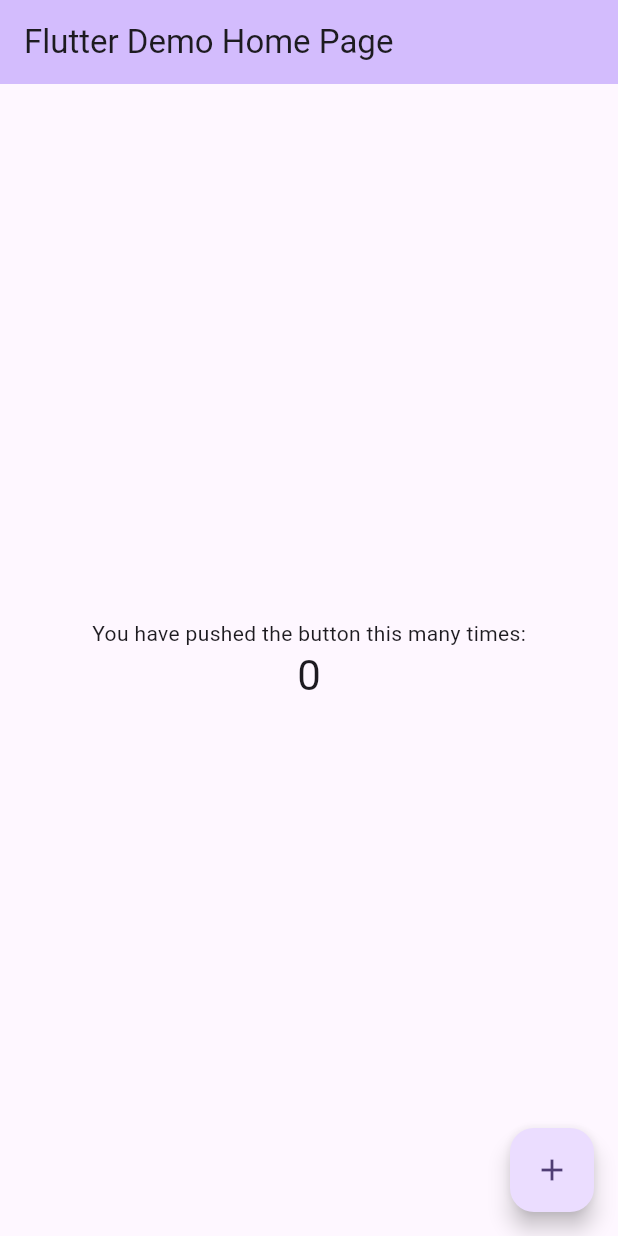
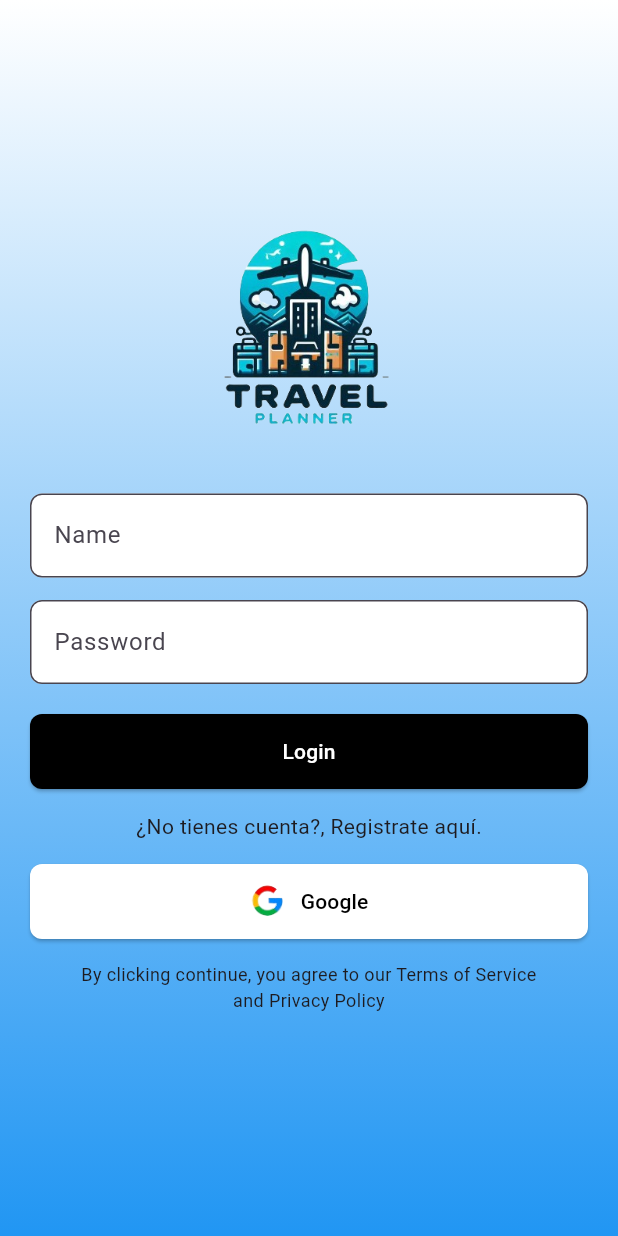
Before and after one commit to AdiGalvan/TRAVEL-PLANNER, a Flutter app: the screen it shows after launch, on a phone screen of 412 x 824 dp. Run offline on Flutter 3.47's test engine with Material 3 defaults, Android fonts, the phone set to English and light mode, and no system bars.

Commit message:
se agrego el codigo del login

```diff
--- /dev/null
+++ b/travel_planner/lib/login_screen.dart
@@ -0,0 +1,124 @@
+import 'package:flutter/material.dart';
+
+class LoginScreen extends StatelessWidget {
+  final _formKey = GlobalKey<FormState>();
+
+  @override
+  Widget build(BuildContext context) {
+    return Scaffold(
+      body: Container(
+        decoration: BoxDecoration(
+          gradient: LinearGradient(
+            begin: Alignment.topCenter,
+            end: Alignment.bottomCenter,
+            colors: [Colors.white, Colors.blue],
+          ),
+        ),
+        child: Center(
+          child: Padding(
+            padding: const EdgeInsets.all(20.0),
+            child: Form(
+              key: _formKey,
+              child: Column(
+                mainAxisAlignment: MainAxisAlignment.center,
+                children: [
+                  Image.asset(
+                    'assets/logotra.png',
+                    width: 150,
+                    height: 150,
+                  ),
+                  SizedBox(height: 30),
+                  TextFormField(
+                    decoration: InputDecoration(
+                      hintText: 'Name',
+                      fillColor: Colors.white,
+                      filled: true,
+                      border: OutlineInputBorder(
+                        borderRadius: BorderRadius.circular(8),
+                      ),
+                    ),
+                    validator: (value) {
+                      if (value == null || value.isEmpty) {
+                        return 'Please enter your name';
+                      }
+                      return null;
+                    },
+                  ),
+                  SizedBox(height: 15),
+                  TextFormField(
+                    obscureText: true,
+                    decoration: InputDecoration(
+                      hintText: 'Password',
+                      fillColor: Colors.white,
+                      filled: true,
+                      border: OutlineInputBorder(
+                        borderRadius: BorderRadius.circular(8),
+                      ),
+                    ),
+                    validator: (value) {
+                      if (value == null || value.isEmpty) {
+                        return 'Please enter your password';
+                      }
+                      return null;
+                    },
+                  ),
+                  SizedBox(height: 20),
+                  ElevatedButton(
+                    onPressed: () {
+                      if (_formKey.currentState?.validate() == true) {
+                        // Handle login logic here
+                      }
+                    },
+                    child: Text('Login'),
+                    style: ElevatedButton.styleFrom(
+                      backgroundColor: Colors.black,
+                      foregroundColor: Colors.white,
+                      minimumSize: Size(double.infinity, 50),
+                      shape: RoundedRectangleBorder(
+                        borderRadius: BorderRadius.circular(8),
+                      ),
+                    ),
+                  ),
+                  SizedBox(height: 15),
+                  Text('¿No tienes cuenta?, Registrate aquí.'),
+                  SizedBox(height: 15),
+                  ElevatedButton(
+                    onPressed: () {
+                      // Handle Google login logic here
+                    },
+                    child: Row(
+                      mainAxisAlignment: MainAxisAlignment.center,
+                      children: [
+                        Image.asset(
+                          'assets/googlel.png',
+                          width: 24,
+                          height: 24,
+                        ),
+                        SizedBox(width: 10),
+                        Text('Google'),
+                      ],
+                    ),
+                    style: ElevatedButton.styleFrom(
+                      backgroundColor: Colors.white,
+                      foregroundColor: Colors.black,
+                      minimumSize: Size(double.infinity, 50),
+                      shape: RoundedRectangleBorder(
+                        borderRadius: BorderRadius.circular(8),
+                      ),
+                    ),
+                  ),
+                  SizedBox(height: 15),
+                  Text(
+                    'By clicking continue, you agree to our Terms of Service\nand Privacy Policy',
+                    textAlign: TextAlign.center,
+                    style: TextStyle(fontSize: 12),
+                  ),
+                ],
+              ),
+            ),
+          ),
+        ),
+      ),
+    );
+  }
+}
--- a/travel_planner/lib/main.dart
+++ b/travel_planner/lib/main.dart
@@ -1,125 +1,19 @@
 import 'package:flutter/material.dart';
+import 'package:travel_planner/login_screen.dart'; // Ensure this path is correct
 
 void main() {
-  runApp(const MyApp());
+  runApp(TravelPlannerApp());
 }
 
-class MyApp extends StatelessWidget {
-  const MyApp({super.key});
-
-  // This widget is the root of your application.
+class TravelPlannerApp extends StatelessWidget {
   @override
   Widget build(BuildContext context) {
     return MaterialApp(
-      title: 'Flutter Demo',
+      title: 'Travel Planner',
       theme: ThemeData(
-        // This is the theme of your application.
-        //
-        // TRY THIS: Try running your application with "flutter run". You'll see
-        // the application has a purple toolbar. Then, without quitting the app,
-        // try changing the seedColor in the colorScheme below to Colors.green
-        // and then invoke "hot reload" (save your changes or press the "hot
-        // reload" button in a Flutter-supported IDE, or press "r" if you used
-        // the command line to start the app).
-        //
-        // Notice that the counter didn't reset back to zero; the application
-        // state is not lost during the reload. To reset the state, use hot
-        // restart instead.
-        //
-        // This works for code too, not just values: Most code changes can be
-        // tested with just a hot reload.
-        colorScheme: ColorScheme.fromSeed(seedColor: Colors.deepPurple),
-        useMaterial3: true,
+        primarySwatch: Colors.blue,
       ),
-      home: const MyHomePage(title: 'Flutter Demo Home Page'),
+      home: LoginScreen(),
     );
   }
 }
-
-class MyHomePage extends StatefulWidget {
-  const MyHomePage({super.key, required this.title});
-
-  // This widget is the home page of your application. It is stateful, meaning
-  // that it has a State object (defined below) that contains fields that affect
-  // how it looks.
-
-  // This class is the configuration for the state. It holds the values (in this
-  // case the title) provided by the parent (in this case the App widget) and
-  // used by the build method of the State. Fields in a Widget subclass are
-  // always marked "final".
-
-  final String title;
-
-  @override
-  State<MyHomePage> createState() => _MyHomePageState();
-}
-
-class _MyHomePageState extends State<MyHomePage> {
-  int _counter = 0;
-
-  void _incrementCounter() {
-    setState(() {
-      // This call to setState tells the Flutter framework that something has
-      // changed in this State, which causes it to rerun the build method below
-      // so that the display can reflect the updated values. If we changed
-      // _counter without calling setState(), then the build method would not be
-      // called again, and so nothing would appear to happen.
-      _counter++;
-    });
-  }
-
-  @override
-  Widget build(BuildContext context) {
-    // This method is rerun every time setState is called, for instance as done
-    // by the _incrementCounter method above.
-    //
-    // The Flutter framework has been optimized to make rerunning build methods
-    // fast, so that you can just rebuild anything that needs updating rather
-    // than having to individually change instances of widgets.
-    return Scaffold(
-      appBar: AppBar(
-        // TRY THIS: Try changing the color here to a specific color (to
-        // Colors.amber, perhaps?) and trigger a hot reload to see the AppBar
-        // change color while the other colors stay the same.
-        backgroundColor: Theme.of(context).colorScheme.inversePrimary,
-        // Here we take the value from the MyHomePage object that was created by
-        // the App.build method, and use it to set our appbar title.
-        title: Text(widget.title),
-      ),
-      body: Center(
-        // Center is a layout widget. It takes a single child and positions it
-        // in the middle of the parent.
-        child: Column(
-          // Column is also a layout widget. It takes a list of children and
-          // arranges them vertically. By default, it sizes itself to fit its
-          // children horizontally, and tries to be as tall as its parent.
-          //
-          // Column has various properties to control how it sizes itself and
-          // how it positions its children. Here we use mainAxisAlignment to
-          // center the children vertically; the main axis here is the vertical
-          // axis because Columns are vertical (the cross axis would be
-          // horizontal).
-          //
-          // TRY THIS: Invoke "debug painting" (choose the "Toggle Debug Paint"
-          // action in the IDE, or press "p" in the console), to see the
-          // wireframe for each widget.
-          mainAxisAlignment: MainAxisAlignment.center,
-          children: <Widget>[
-            const Text(
-              'You have pushed the button this many times:',
-            ),
-            Text(
-              '$_counter',
-              style: Theme.of(context).textTheme.headlineMedium,
-            ),
-          ],
-        ),
-      ),
-      floatingActionButton: FloatingActionButton(
-        onPressed: _incrementCounter,
-        tooltip: 'Increment',
-        child: const Icon(Icons.add),
-      ), // This trailing comma makes auto-formatting nicer for build methods.
-    );
-  }
-}
--- a/travel_planner/pubspec.yaml
+++ b/travel_planner/pubspec.yaml
@@ -40,6 +40,7 @@ dev_dependencies:
   flutter_test:
     sdk: flutter
 
+
   # The "flutter_lints" package below contains a set of recommended lints to
   # encourage good coding practices. The lint set provided by the package is
   # activated in the `analysis_options.yaml` file located at the root of your
@@ -52,6 +53,11 @@ dev_dependencies:
 
 # The following section is specific to Flutter packages.
 flutter:
+
+  assets:
+    - assets/logotra.png
+    - assets/googlel.png
+
 
   # The following line ensures that the Material Icons font is
   # included with your application, so that you can use the icons in
```
Also changed, not shown: travel_planner/assets/googlel.png (added), travel_planner/assets/logotra.png (added), 1 other file.
